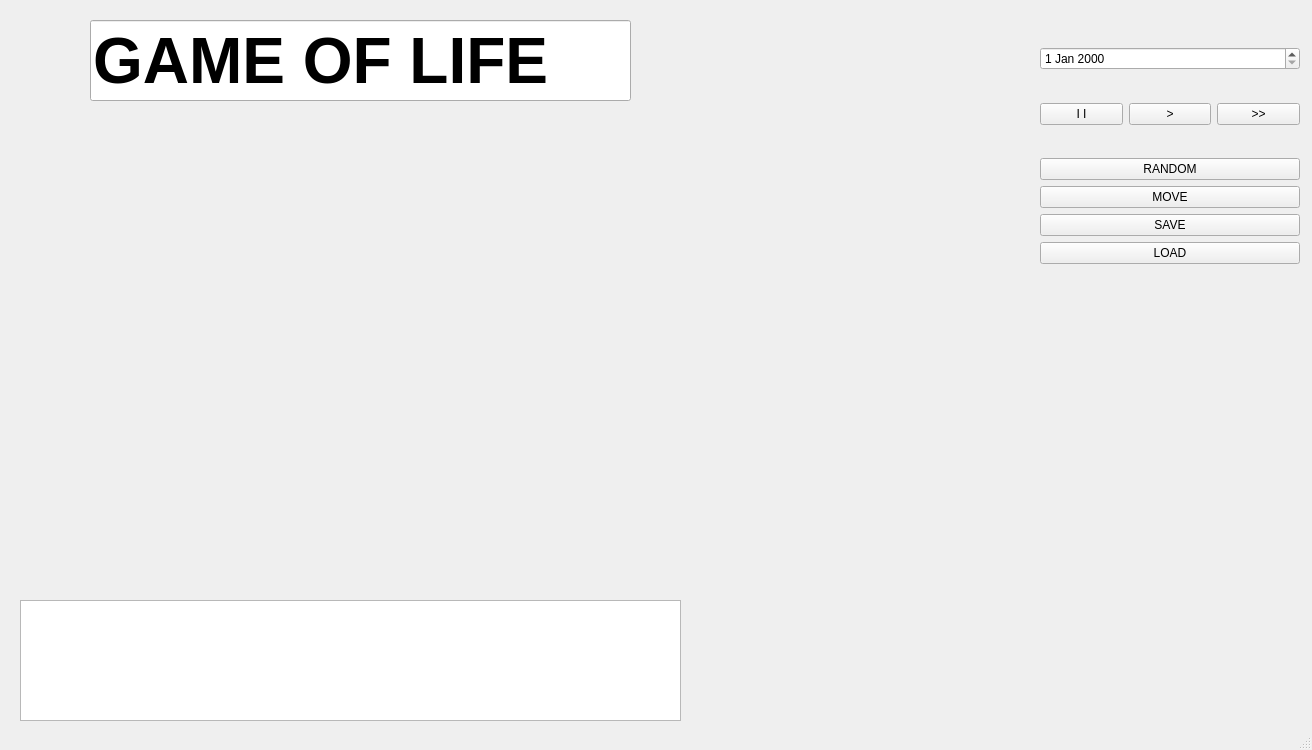
Old version of the form QtGra/grawzycie/mainwindow.ui in the repository JakubCzul/GraWzycie.
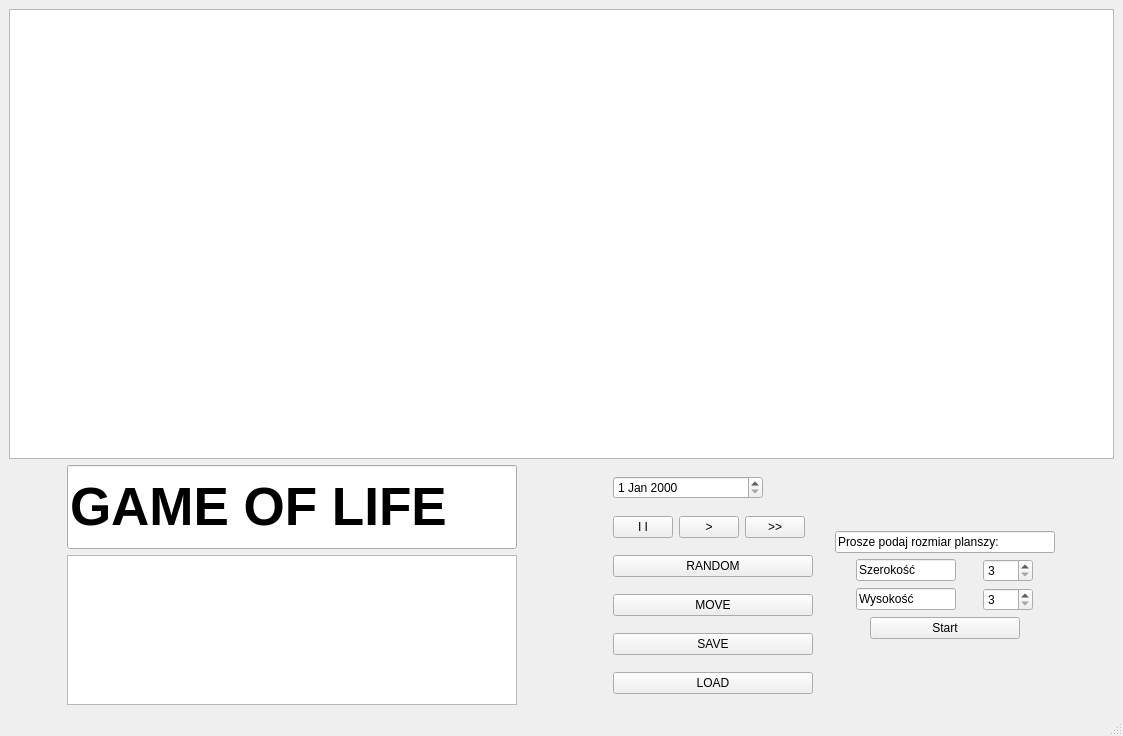
New version of the form.

```diff
--- a/QtGra/grawzycie/mainwindow.ui
+++ b/QtGra/grawzycie/mainwindow.ui
@@ -6,8 +6,8 @@
    <rect>
     <x>0</x>
     <y>0</y>
-    <width>1312</width>
-    <height>750</height>
+    <width>1123</width>
+    <height>736</height>
    </rect>
   </property>
   <property name="windowTitle">
@@ -20,18 +20,32 @@
    <property name="autoFillBackground">
     <bool>true</bool>
    </property>
+   <layout class="QVBoxLayout" name="verticalLayout_7">
+    <item>
+     <widget class="QGraphicsView" name="boardObject">
+      <property name="minimumSize">
+       <size>
+        <width>450</width>
+        <height>450</height>
+       </size>
+      </property>
+     </widget>
+    </item>
+    <item>
+     <layout class="QHBoxLayout" name="horizontalLayout_7">
+      <item>
+       <layout class="QVBoxLayout" name="verticalLayout_5">
+        <item>
    <widget class="QLineEdit" name="lineEdit">
-    <property name="geometry">
-     <rect>
-      <x>90</x>
-      <y>20</y>
-      <width>541</width>
-      <height>81</height>
-     </rect>
+          <property name="maximumSize">
+           <size>
+            <width>450</width>
+            <height>100</height>
+           </size>
     </property>
     <property name="font">
      <font>
-      <pointsize>48</pointsize>
+            <pointsize>40</pointsize>
       <bold>true</bold>
      </font>
     </property>
@@ -42,23 +56,58 @@
      <bool>true</bool>
     </property>
    </widget>
-   <widget class="QWidget" name="layoutWidget">
-    <property name="geometry">
-     <rect>
-      <x>1040</x>
-      <y>20</y>
-      <width>260</width>
-      <height>271</height>
-     </rect>
-    </property>
+        </item>
+        <item>
+         <widget class="QListWidget" name="infoWindow">
+          <property name="maximumSize">
+           <size>
+            <width>450</width>
+            <height>150</height>
+           </size>
+          </property>
+          <property name="font">
+           <font>
+            <pointsize>16</pointsize>
+            <bold>true</bold>
+           </font>
+          </property>
+          <property name="isWrapping" stdset="0">
+           <bool>true</bool>
+          </property>
+         </widget>
+        </item>
+       </layout>
+      </item>
+      <item>
+       <layout class="QHBoxLayout" name="horizontalLayout_5">
+        <item>
     <layout class="QVBoxLayout" name="verticalLayout_2">
+          <property name="leftMargin">
+           <number>32</number>
+          </property>
      <item>
-      <widget class="QDateEdit" name="dateActuall"/>
+           <widget class="QDateEdit" name="dateActuall">
+            <property name="maximumSize">
+             <size>
+              <width>150</width>
+              <height>16777215</height>
+             </size>
+            </property>
+           </widget>
      </item>
      <item>
       <layout class="QHBoxLayout" name="horizontalLayout">
+            <property name="rightMargin">
+             <number>24</number>
+            </property>
        <item>
         <widget class="QPushButton" name="stopButton">
+              <property name="maximumSize">
+               <size>
+                <width>60</width>
+                <height>16777215</height>
+               </size>
+              </property>
          <property name="text">
           <string>I I</string>
          </property>
@@ -66,6 +115,12 @@
        </item>
        <item>
         <widget class="QPushButton" name="playButton">
+              <property name="maximumSize">
+               <size>
+                <width>60</width>
+                <height>16777215</height>
+               </size>
+              </property>
          <property name="text">
           <string>&gt;</string>
          </property>
@@ -73,6 +128,12 @@
        </item>
        <item>
         <widget class="QPushButton" name="fasterButton">
+              <property name="maximumSize">
+               <size>
+                <width>60</width>
+                <height>16777215</height>
+               </size>
+              </property>
          <property name="text">
           <string>&gt;&gt;</string>
          </property>
@@ -81,9 +142,13 @@
       </layout>
      </item>
      <item>
-      <layout class="QVBoxLayout" name="verticalLayout">
-       <item>
         <widget class="QPushButton" name="randomButton">
+            <property name="maximumSize">
+             <size>
+              <width>200</width>
+              <height>16777215</height>
+             </size>
+            </property>
          <property name="text">
           <string>RANDOM</string>
          </property>
@@ -91,6 +156,12 @@
        </item>
        <item>
         <widget class="QPushButton" name="moveButton">
+            <property name="maximumSize">
+             <size>
+              <width>200</width>
+              <height>16777215</height>
+             </size>
+            </property>
          <property name="text">
           <string>MOVE</string>
          </property>
@@ -98,6 +169,12 @@
        </item>
        <item>
         <widget class="QPushButton" name="saveButton">
+            <property name="maximumSize">
+             <size>
+              <width>200</width>
+              <height>16777215</height>
+             </size>
+            </property>
          <property name="text">
           <string>SAVE</string>
          </property>
@@ -105,6 +182,12 @@
        </item>
        <item>
         <widget class="QPushButton" name="loadButton">
+            <property name="maximumSize">
+             <size>
+              <width>200</width>
+              <height>16777215</height>
+             </size>
+            </property>
          <property name="text">
           <string>LOAD</string>
          </property>
@@ -112,24 +195,132 @@
        </item>
       </layout>
      </item>
-    </layout>
-   </widget>
-   <widget class="QListWidget" name="infoWindow">
-    <property name="geometry">
-     <rect>
-      <x>20</x>
-      <y>600</y>
-      <width>661</width>
-      <height>121</height>
-     </rect>
-    </property>
-    <property name="font">
-     <font>
-      <pointsize>16</pointsize>
-      <bold>true</bold>
-     </font>
-    </property>
-   </widget>
+        <item>
+         <layout class="QVBoxLayout" name="verticalLayout">
+          <item>
+           <layout class="QVBoxLayout" name="verticalLayout_6">
+            <item>
+             <widget class="QLineEdit" name="lineEditSize">
+              <property name="maximumSize">
+               <size>
+                <width>220</width>
+                <height>16777215</height>
+               </size>
+              </property>
+              <property name="text">
+               <string>Prosze podaj rozmiar planszy:</string>
+              </property>
+              <property name="readOnly">
+               <bool>true</bool>
+              </property>
+             </widget>
+            </item>
+            <item>
+             <layout class="QVBoxLayout" name="verticalLayout_4">
+              <item>
+               <layout class="QVBoxLayout" name="verticalLayout_3">
+                <item>
+                 <layout class="QHBoxLayout" name="horizontalLayout_4">
+                  <item>
+                   <widget class="QLineEdit" name="lineEditWidth">
+                    <property name="maximumSize">
+                     <size>
+                      <width>100</width>
+                      <height>16777215</height>
+                     </size>
+                    </property>
+                    <property name="text">
+                     <string>Szerokość</string>
+                    </property>
+                    <property name="readOnly">
+                     <bool>true</bool>
+                    </property>
+                   </widget>
+                  </item>
+                  <item>
+                   <widget class="QSpinBox" name="widthSpinBox">
+                    <property name="maximumSize">
+                     <size>
+                      <width>50</width>
+                      <height>16777215</height>
+                     </size>
+                    </property>
+                    <property name="minimum">
+                     <number>3</number>
+                    </property>
+                    <property name="maximum">
+                     <number>20</number>
+                    </property>
+                   </widget>
+                  </item>
+                 </layout>
+                </item>
+                <item>
+                 <layout class="QHBoxLayout" name="horizontalLayout_3">
+                  <item>
+                   <widget class="QLineEdit" name="lineEditHeight">
+                    <property name="maximumSize">
+                     <size>
+                      <width>100</width>
+                      <height>16777215</height>
+                     </size>
+                    </property>
+                    <property name="text">
+                     <string>Wysokość</string>
+                    </property>
+                    <property name="readOnly">
+                     <bool>true</bool>
+                    </property>
+                   </widget>
+                  </item>
+                  <item>
+                   <widget class="QSpinBox" name="heightSpinBox">
+                    <property name="maximumSize">
+                     <size>
+                      <width>50</width>
+                      <height>16777215</height>
+                     </size>
+                    </property>
+                    <property name="minimum">
+                     <number>3</number>
+                    </property>
+                    <property name="maximum">
+                     <number>20</number>
+                    </property>
+                   </widget>
+                  </item>
+                 </layout>
+                </item>
+               </layout>
+              </item>
+              <item>
+               <layout class="QHBoxLayout" name="horizontalLayout_2">
+                <item>
+                 <widget class="QPushButton" name="startButton">
+                  <property name="maximumSize">
+                   <size>
+                    <width>150</width>
+                    <height>16777215</height>
+                   </size>
+                  </property>
+                  <property name="text">
+                   <string>Start</string>
+                  </property>
+                 </widget>
+                </item>
+               </layout>
+              </item>
+             </layout>
+            </item>
+           </layout>
+          </item>
+         </layout>
+        </item>
+       </layout>
+      </item>
+     </layout>
+    </item>
+   </layout>
   </widget>
   <widget class="QStatusBar" name="statusbar"/>
  </widget>
```
Lines whose indentation alone changed are shown as unchanged.
